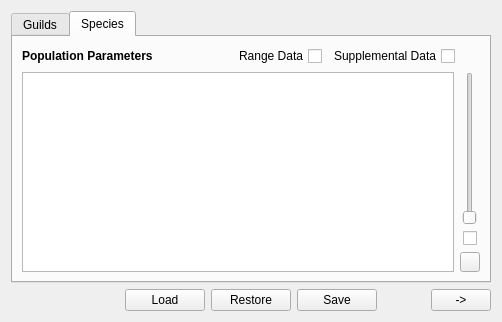
The window that MSSPM_Main/forms/Estimation/Estimation_Tab01.ui (nmfs-fish-tools/MSSPM) describes before a commit, drawn with Qt 5.
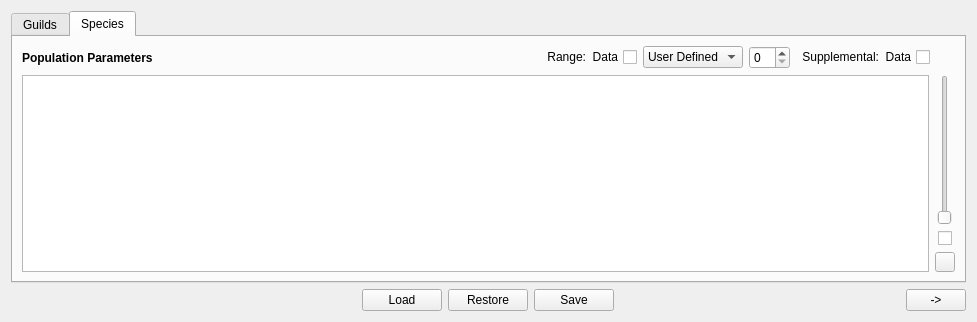
The same window after the commit.

Diff of the .ui file:
```diff
--- a/MSSPM_Main/forms/Estimation/Estimation_Tab01.ui
+++ b/MSSPM_Main/forms/Estimation/Estimation_Tab01.ui
@@ -6,7 +6,7 @@
    <rect>
     <x>0</x>
     <y>0</y>
-    <width>502</width>
+    <width>977</width>
     <height>322</height>
    </rect>
   </property>
@@ -214,7 +214,55 @@
               <enum>Qt::RightToLeft</enum>
              </property>
              <property name="text">
-              <string>Range Data</string>
+              <string>Range:  Data</string>
+             </property>
+            </widget>
+           </item>
+           <item>
+            <widget class="QComboBox" name="Estimation_Tab1_SpeciesRangeCMB">
+             <property name="minimumSize">
+              <size>
+               <width>100</width>
+               <height>0</height>
+              </size>
+             </property>
+             <property name="maximumSize">
+              <size>
+               <width>100</width>
+               <height>16777215</height>
+              </size>
+             </property>
+             <property name="toolTip">
+              <string>Choose if user enters range manually or via percentage</string>
+             </property>
+             <property name="statusTip">
+              <string>Choose if user enters range manually or via percentage</string>
+             </property>
+             <property name="whatsThis">
+              <string>&lt;html&gt;&lt;head/&gt;&lt;body&gt;&lt;p align=&quot;center&quot;&gt;&lt;span style=&quot; font-weight:600;&quot;&gt;Range Type&lt;/span&gt;&lt;/p&gt;&lt;p&gt;If this is set to User Defined, the user enters in the desired min/max range values directly into the table. If this is set to Percentage, the min/max range values are set by the percentage number set by the spin box to the right.&lt;/p&gt;&lt;/body&gt;&lt;/html&gt;</string>
+             </property>
+             <item>
+              <property name="text">
+               <string>User Defined</string>
+              </property>
+             </item>
+             <item>
+              <property name="text">
+               <string>Percentage</string>
+              </property>
+             </item>
+            </widget>
+           </item>
+           <item>
+            <widget class="QSpinBox" name="Estimation_Tab1_SpeciesRangeSB">
+             <property name="toolTip">
+              <string>Sets the percentage range min/max values</string>
+             </property>
+             <property name="statusTip">
+              <string>Sets the percentage range min/max values</string>
+             </property>
+             <property name="whatsThis">
+              <string>&lt;html&gt;&lt;head/&gt;&lt;body&gt;&lt;p align=&quot;center&quot;&gt;&lt;span style=&quot; font-weight:600;&quot;&gt;Range Percentage&lt;/span&gt;&lt;/p&gt;&lt;p&gt;This value represents the percentage of a parameter the min/max values will be set to. For example, if SpeciesK is 100 and this value is set to 10, SpeciesKMin will be set to 90 and SpeciesKMax will be set to 110.&lt;/p&gt;&lt;/body&gt;&lt;/html&gt;</string>
              </property>
             </widget>
            </item>
@@ -224,7 +272,7 @@
               <enum>Qt::RightToLeft</enum>
              </property>
              <property name="text">
-              <string>Supplemental Data</string>
+              <string>Supplemental:  Data</string>
              </property>
             </widget>
            </item>
```
